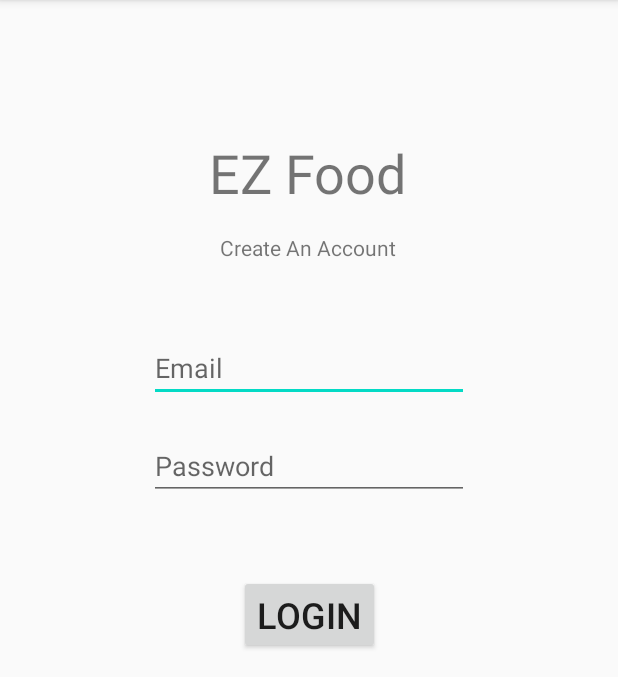
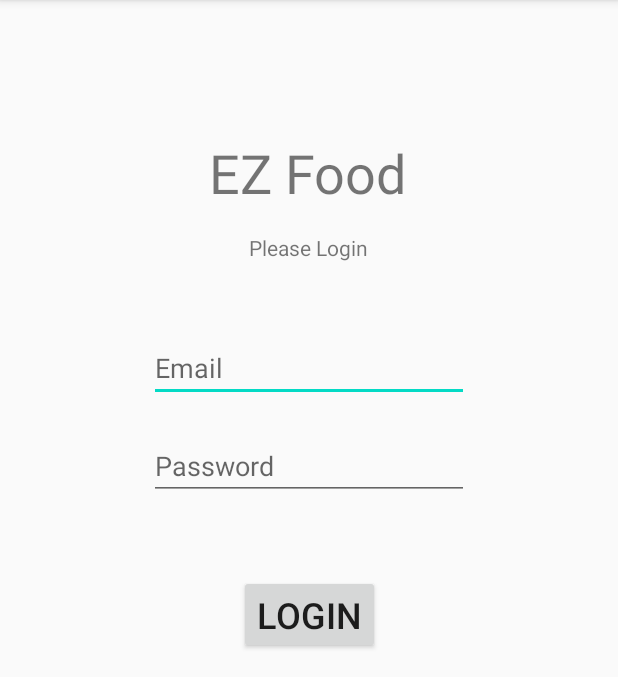
Before and after one commit to pix3lat0r/CPS731Project, an Android app: the Login screen opened directly, with no data from a screen before it, on a phone screen of 412 x 824 dp, the part 84-761 px from its top. Run offline under Robolectric (Android 15) with nearby library versions, the phone set to English and light mode, and no system bars; our stand-ins replace Firebase (no records; nobody signed in at launch, a user with empty details on screens opened directly); 1 statement that could not run was skipped.

Commit message:
modified login & signup

```diff
--- a/app/src/main/java/com/example/cps731project/Login.java
+++ b/app/src/main/java/com/example/cps731project/Login.java
@@ -1,6 +1,5 @@
 package com.example.cps731project;
 
-import androidx.annotation.NonNull;
 import androidx.appcompat.app.AppCompatActivity;
 
 import android.content.Intent;
@@ -8,64 +7,48 @@ import android.os.Bundle;
 import android.view.View;
 import android.widget.Button;
 import android.widget.EditText;
-import android.widget.ProgressBar;
+//import android.widget.ProgressBar;
+import android.widget.TextView;
 import android.widget.Toast;
 
-import com.google.android.gms.tasks.OnCompleteListener;
-import com.google.android.gms.tasks.Task;
-import com.google.firebase.firestore.FirebaseFirestore;
-import com.google.firebase.firestore.QueryDocumentSnapshot;
-import com.google.firebase.firestore.QuerySnapshot;
+import com.google.firebase.auth.FirebaseAuth;
+
 
 public class Login extends AppCompatActivity {
 
-    private EditText email;
-    private EditText password;
-    private ProgressBar progress;
+    private EditText logEmail;
+    private EditText logPassword;
 
-    FirebaseFirestore db = FirebaseFirestore.getInstance();
+    private final FirebaseAuth db = FirebaseAuth.getInstance();
 
     @Override
     protected void onCreate(Bundle savedInstanceState) {
         super.onCreate(savedInstanceState);
         setContentView(R.layout.activity_login);
 
-        email = findViewById(R.id.loginEmail);
-        password = findViewById(R.id.loginPassword);
+        logEmail = findViewById(R.id.loginEmail);
+        logPassword = findViewById(R.id.loginPassword);
         Button login = findViewById(R.id.btnLogin);
-        progress = findViewById(R.id.progressBar);
+        //ProgressBar progress = findViewById(R.id.progressBar);
 
         login.setOnClickListener(new View.OnClickListener() {
             @Override
             public void onClick(View v) {
-                final String logEmail = email.getText().toString();
-                final String logPass = password.getText().toString();
+                final String userEmail = logEmail.getText().toString().trim();
+                final String userPassword = logPassword.getText().toString();
 
-                if (logEmail != null && !logEmail.isEmpty()) {
-                    Toast.makeText(Login.this, "Please enter valid email", Toast.LENGTH_SHORT).show();
-                } else if (logPass != null && !logPass.isEmpty()) {
-                    Toast.makeText(Login.this, "Please enter valid password", Toast.LENGTH_SHORT).show();
+                if(userEmail.isEmpty() || userPassword.isEmpty()) {
+                    Toast.makeText(Login.this, "Text fields cannot be empty", Toast.LENGTH_SHORT).show();
                 }else{
-                progress.setVisibility(View.VISIBLE);
-                db.collection("users")
-                        .get()
-                        .addOnCompleteListener(new OnCompleteListener<QuerySnapshot>() {
-                            @Override
-                            public void onComplete(@NonNull Task<QuerySnapshot> task) {
-                                if (task.isSuccessful()) {
-                                    for (QueryDocumentSnapshot doc : task.getResult()) {
-                                        String a1 = logEmail.trim();
-                                        String b1 = logPass.trim();
-                                        if (email.getText().toString().equalsIgnoreCase(a1) & logPass.equalsIgnoreCase(b1)) {
-                                            startActivity(new Intent(Login.this, MainActivity.class));
-                                            Toast.makeText(Login.this, "Logged In", Toast.LENGTH_SHORT).show();
-                                        } else {
-                                            Toast.makeText(Login.this, "Cannot login,incorrect Email and Password", Toast.LENGTH_SHORT).show();
-                                        }
-                                    }
-                                }
-                            }
-                        });
+
+
+            }
+        });
+        TextView doesntHaveAccount = findViewById(R.id.dontHaveAccount);
+        doesntHaveAccount.setOnClickListener(new View.OnClickListener() {
+            @Override
+            public void onClick(View v) {
+                startActivity(new Intent(Login.this, SignUp.class));
             }
             }
         });
--- a/app/src/main/res/layout/activity_login.xml
+++ b/app/src/main/res/layout/activity_login.xml
@@ -20,11 +20,11 @@
         app:layout_constraintVertical_bias="0.126" />
 
     <TextView
-        android:id="@+id/createAccount"
+        android:id="@+id/loginHere"
         android:layout_width="wrap_content"
         android:layout_height="wrap_content"
         android:layout_marginTop="16dp"
-        android:text="@string/createAccount"
+        android:text="@string/loginHere"
         app:layout_constraintEnd_toEndOf="parent"
         app:layout_constraintHorizontal_bias="0.498"
         app:layout_constraintStart_toStartOf="parent"
@@ -40,7 +40,7 @@
         android:inputType="textEmailAddress"
         app:layout_constraintEnd_toEndOf="parent"
         app:layout_constraintStart_toStartOf="parent"
-        app:layout_constraintTop_toBottomOf="@+id/createAccount"
+        app:layout_constraintTop_toBottomOf="@+id/loginHere"
         android:autofillHints=""/>
 
     <EditText
@@ -68,7 +68,7 @@
         app:layout_constraintTop_toBottomOf="@+id/loginPassword" />
 
     <TextView
-        android:id="@+id/textView"
+        android:id="@+id/dontHaveAccount"
         android:layout_width="wrap_content"
         android:layout_height="wrap_content"
         android:layout_marginTop="24dp"
@@ -91,7 +91,7 @@
         app:layout_constraintEnd_toEndOf="parent"
         app:layout_constraintHorizontal_bias="0.498"
         app:layout_constraintStart_toStartOf="parent"
-        app:layout_constraintTop_toBottomOf="@+id/textView"
+        app:layout_constraintTop_toBottomOf="@+id/dontHaveAccount"
         app:layout_constraintVertical_bias="0.237" />
 
 </androidx.constraintlayout.widget.ConstraintLayout>
--- a/app/src/main/res/values/strings.xml
+++ b/app/src/main/res/values/strings.xml
@@ -4,6 +4,7 @@
     <string name="createAccount">Create An Account</string>
     <string name="email">Email</string>
     <string name="password">Password</string>
+    <string name="loginHere">Please Login</string>
     <string name="login">LOGIN</string>
     <string name="dontHaveAccount">Don\'t have an account? Create one here</string>
     <string name="addIngredient">Add Ingredient</string>
--- a/build.gradle
+++ b/build.gradle
@@ -5,7 +5,7 @@ buildscript {
         jcenter()
     }
     dependencies {
-        classpath 'com.android.tools.build:gradle:4.1.0'
+        classpath 'com.android.tools.build:gradle:4.1.1'
         classpath 'com.google.gms:google-services:4.3.4'
         // NOTE: Do not place your application dependencies here; they belong
         // in the individual module build.gradle files
```
Also changed, not shown: app/src/main/java/com/example/cps731project/SignUp.java (+11 -5 lines), app/src/main/res/layout/activity_sign_up.xml (+4 -4 lines).
